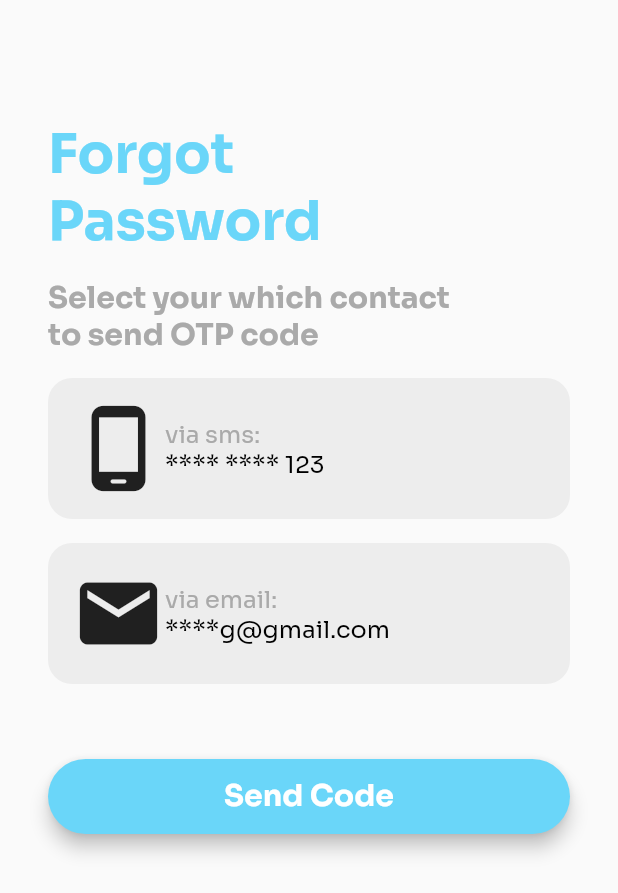
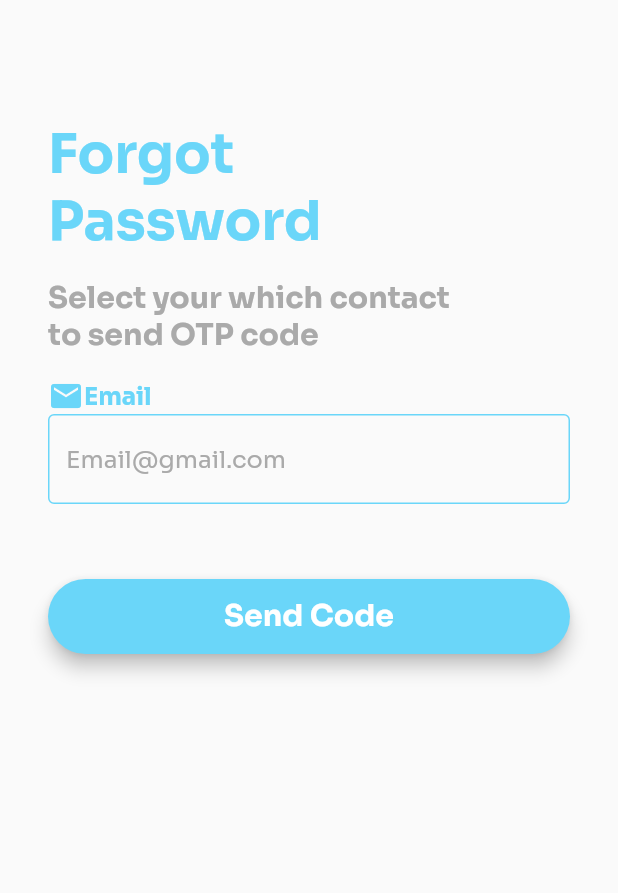
Before and after one commit to OrangJenius/coldstorage, a Flutter app: the forgot_Pass screen opened directly, on a phone screen of 412 x 824 dp. Shown: the top 893 px of the screen. Run offline on Flutter 3.47's test engine with Material 2 defaults, Android fonts, the phone set to English and light mode, and no system bars; missing offline and left inert: mailer, slide_action.

Commit message:
forgot pass selesai

```diff
--- a/driver_cold_storage/lib/screens/forgot_pass.dart
+++ b/driver_cold_storage/lib/screens/forgot_pass.dart
@@ -10,7 +10,7 @@ class forgot_Pass extends StatefulWidget {
 }
 
 class _forgot_PassState extends State<forgot_Pass> {
-  var index = -1;
+  final TextEditingController _EmailInputController = TextEditingController();
 
   String generateOtp() {
     // Generate a random 6-digit OTP
@@ -20,9 +20,11 @@ class _forgot_PassState extends State<forgot_Pass> {
 
   String? generatedOtp;
 
+  bool _isSendingEmail = false;
+
   Future<void> sendOtp() async {
-    String recipientEmail = "wendyco1234567@gmail.com";
-    generatedOtp = generateOtp(); // Store the generated OTP in a variable
+    String recipientEmail = _EmailInputController.text;
+    generatedOtp = generateOtp();
 
     final smtpServer = gmail('wendyco1234567@gmail.com', 'nazaaelwxchouywv');
 
@@ -33,11 +35,50 @@ class _forgot_PassState extends State<forgot_Pass> {
       ..text = 'Your OTP is: $generatedOtp';
 
     try {
+      setState(() {
+        _isSendingEmail = true;
+      });
+
       final sendReport = await send(message, smtpServer);
       print('Message sent: ${sendReport.toString()}');
     } catch (e) {
       print('Error sending OTP email: $e');
+      // Handle the email sending error and provide feedback to the user.
+      showDialog(
+        context: context,
+        builder: (context) {
+          return AlertDialog(
+            title: Text('Error'),
+            content: Text('Failed to send OTP. Please try again later.'),
+            actions: <Widget>[
+              TextButton(
+                onPressed: () {
+                  Navigator.of(context).pop();
+                },
+                child: Text('OK'),
+              ),
+            ],
+          );
+        },
+      );
+
+      // Return early to prevent navigation when email sending fails.
+      return;
+    } finally {
+      setState(() {
+        _isSendingEmail = false;
+      });
     }
+
+    // Navigate to the next screen only if email sending is successful.
+    Navigator.push(
+      context,
+      MaterialPageRoute(
+        builder: (context) => forgot_Pass2(
+          generatedOtp: generatedOtp,
+        ),
+      ),
+    );
   }
 
   @override
@@ -79,142 +120,76 @@ class _forgot_PassState extends State<forgot_Pass> {
               ),
               Padding(
                 padding: const EdgeInsets.only(left: 32, right: 32),
-                child: InkWell(
-                  onTap: () => {
-                    index = 0,
-                  },
-                  child: Container(
-                    padding: EdgeInsets.symmetric(vertical: 16, horizontal: 16),
-                    decoration: BoxDecoration(
-                      borderRadius: BorderRadius.circular(16),
-                      color: Color(0xFFEDEDED),
-                    ),
-                    child: Row(
-                      mainAxisAlignment: MainAxisAlignment.start,
+                child: Column(
                   children: [
+                    Row(children: [
                       Icon(
-                          Icons.phone_android_rounded,
-                          size: 62,
-                        ),
-                        Column(
-                          crossAxisAlignment: CrossAxisAlignment.start,
-                          children: [
-                            Text(
-                              "via sms:",
-                              style: TextStyle(
-                                  fontFamily: 'Sora',
-                                  color: Color(0xFFAAAAAA),
-                                  fontWeight: FontWeight.w400,
-                                  fontStyle: FontStyle.normal,
-                                  fontSize: 16),
+                        Icons.email,
+                        color: Color(0xff6AD6F9),
                       ),
                       Text(
-                              "**** **** 123",
+                        "Email",
                         style: TextStyle(
+                          color: Color(0xff6AD6F9),
                           fontFamily: 'Sora',
-                                  color: Color(0xFF000000),
-                                  fontWeight: FontWeight.w400,
-                                  fontStyle: FontStyle.normal,
-                                  fontSize: 16),
+                          fontWeight: FontWeight.w700,
+                          fontSize: 16,
                         ),
-                          ],
+                      ),
+                    ]),
+                    TextFormField(
+                      controller: _EmailInputController,
+                      decoration: InputDecoration(
+                        focusedBorder: OutlineInputBorder(
+                          borderSide: BorderSide(
+                            color: Color(0xff6AD6F9),
+                          ),
+                        ),
+                        enabledBorder: OutlineInputBorder(
+                          borderRadius: BorderRadius.circular(4.0),
+                          borderSide: BorderSide(
+                            color: Color(0xff6AD6F9),
+                          ),
+                        ),
+                        hintText: "Email@gmail.com",
+                        hintStyle: TextStyle(
+                          color: Color(0xffaaaaaa),
+                          fontFamily: 'Sora',
+                        ),
+                      ),
                     ),
                   ],
                 ),
               ),
-                ),
-              ),
-              SizedBox(
-                height: 16,
-              ),
               Padding(
-                padding: const EdgeInsets.only(left: 32, right: 32),
-                child: InkWell(
-                  onTap: () => {
-                    index = 1,
-                  },
+                padding: EdgeInsets.symmetric(horizontal: 32, vertical: 50),
                 child: Container(
-                    padding: EdgeInsets.symmetric(vertical: 16, horizontal: 16),
-                    decoration: BoxDecoration(
-                      borderRadius: BorderRadius.circular(16),
-                      color: Color(0xFFEDEDED),
-                    ),
-                    child: Row(children: [
-                      Icon(
-                        Icons.email,
-                        size: 62,
-                      ),
-                      Column(
-                        crossAxisAlignment: CrossAxisAlignment.start,
-                        children: [
-                          Text(
-                            "via email:",
-                            style: TextStyle(
-                                fontFamily: 'Sora',
-                                color: Color(0xFFAAAAAA),
-                                fontWeight: FontWeight.w400,
-                                fontStyle: FontStyle.normal,
-                                fontSize: 16),
-                          ),
-                          Text(
-                            "****g@gmail.com",
-                            style: TextStyle(
-                                fontFamily: 'Sora',
-                                color: Color(0xFF000000),
-                                fontWeight: FontWeight.w400,
-                                fontStyle: FontStyle.normal,
-                                fontSize: 16),
-                          ),
-                        ],
-                      ),
-                    ]),
-                  ),
-                ),
-              ),
-              Padding(
-                padding: EdgeInsets.symmetric(
-                    horizontal: 32,
-                    vertical: 50), // Padding horizontal 32 dan vertikal 24
-                child: Container(
-                  width: double
-                      .infinity, // Ini akan membuat Container mengambil lebar maksimal yang tersedia.
-                  height:
-                      50, // Anda bisa mengatur tinggi tombol sesuai kebutuhan Anda.
+                  width: double.infinity,
+                  height: 50,
                   child: ElevatedButton(
                     style: ButtonStyle(
                       shape: MaterialStateProperty.all<RoundedRectangleBorder>(
                         RoundedRectangleBorder(
-                          borderRadius: BorderRadius.circular(
-                              30), // border radius sebesar 30
+                          borderRadius: BorderRadius.circular(30),
                         ),
                       ),
                       elevation: MaterialStateProperty.all(5),
-                      backgroundColor:
-                          MaterialStateProperty.all<Color>(Color(0xFF6AD6F9)),
+                      backgroundColor: MaterialStateProperty.all<Color>(
+                          _isSendingEmail ? Colors.grey : Color(0xFF6AD6F9)),
                     ),
-                    onPressed: () {
-                      if (index == 0) {
-                        print("dikirim ke sms");
-                      } else if (index == 1) {
-                        sendOtp();
-                      } else {
-                        print("pilih salah satu metode yang tersedia");
-                      }
-                      Navigator.push(
-                        context,
-                        MaterialPageRoute(
-                          builder: (context) => forgot_Pass2(
-                            generatedOtp: generatedOtp,
-                          ),
-                        ),
-                      );
+                    onPressed: _isSendingEmail
+                        ? null
+                        : () async {
+                            await sendOtp();
                           },
-                    child: Text('Send Code',
+                    child: _isSendingEmail
+                        ? CircularProgressIndicator()
+                        : Text('Send Code',
                             style: TextStyle(
                               fontSize: 20,
                               fontWeight: FontWeight.bold,
                               fontFamily: "Sora",
-                        )), // Anda juga bisa mengatur style dari teks jika diperlukan.
+                            )),
                   ),
                 ),
               )
--- a/driver_cold_storage/lib/screens/forgot_pass2.dart
+++ b/driver_cold_storage/lib/screens/forgot_pass2.dart
@@ -1,6 +1,6 @@
 import 'package:flutter/material.dart';
 import 'otp_input.dart';
-import 'login.dart';
+import 'forgot_pass3.dart';
 
 // ignore: must_be_immutable
 class forgot_Pass2 extends StatefulWidget {
@@ -105,7 +105,7 @@ class _forgot_PassState2 extends State<forgot_Pass2> {
                   if (verify()) {
                     Navigator.push(
                       context,
-                      MaterialPageRoute(builder: (context) => Login()),
+                      MaterialPageRoute(builder: (context) => forgot_Pass3()),
                     );
                   }
                 },
--- a/driver_cold_storage/lib/screens/splashScreen.dart
+++ b/driver_cold_storage/lib/screens/splashScreen.dart
@@ -24,8 +24,8 @@ class _SplashScreenState extends State<SplashScreen> {
     await Future.delayed(Duration(seconds: 2));
 
     // Navigate to the main screen
-    Navigator.of(context).pushReplacement(
-        MaterialPageRoute(builder: (context) => historyScreen()));
+    Navigator.of(context)
+        .pushReplacement(MaterialPageRoute(builder: (context) => Login()));
   }
 
   @override
```
Also changed, not shown: driver_cold_storage/lib/screens/forgot_pass3.dart (added, +185 -0 lines). Lines whose indentation alone changed are shown as unchanged.
